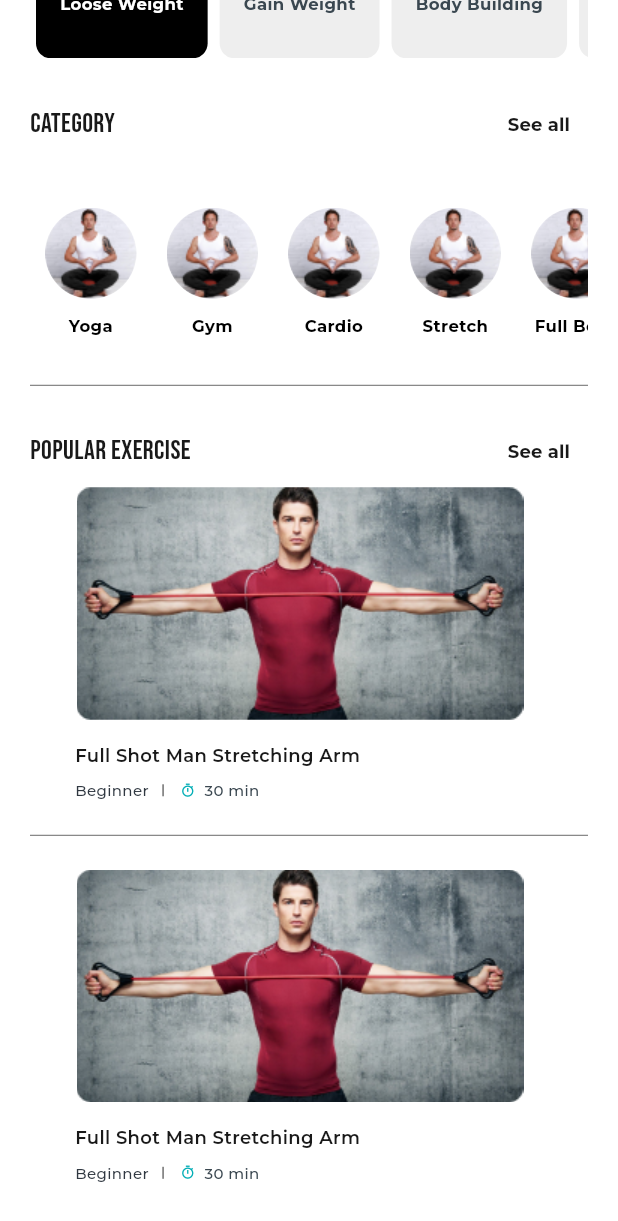
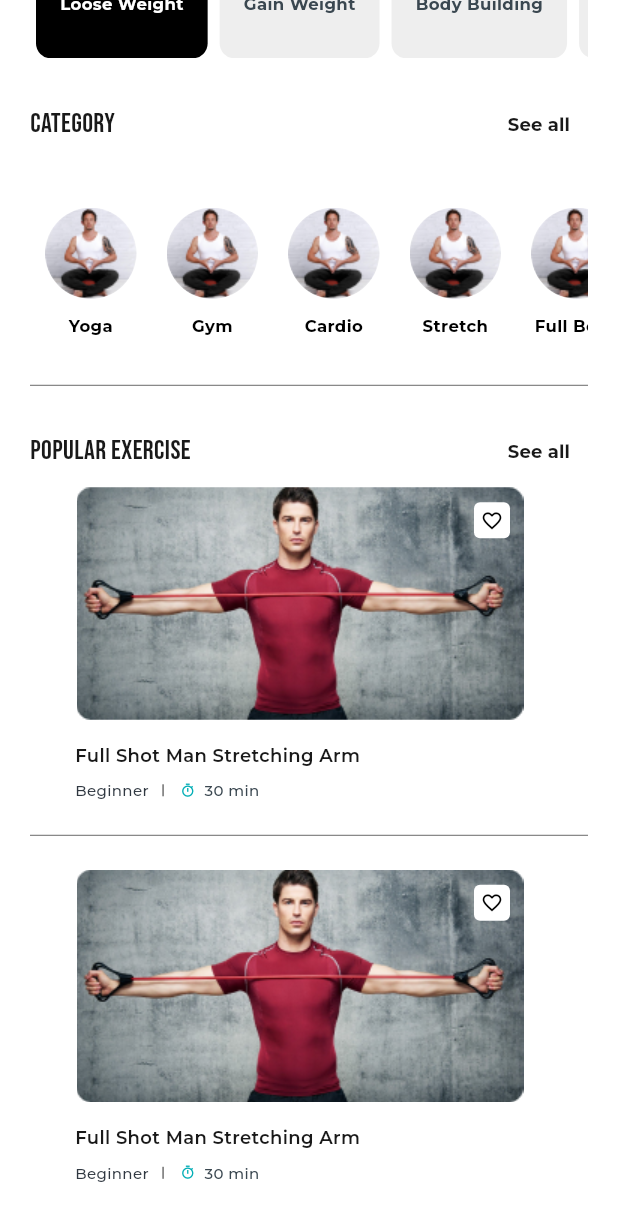
Before and after one commit to Mohamedali0219/FitTrack_App, a Flutter app: the HomeScreen screen opened directly, scrolled down 576 dp, on a phone screen of 412 x 824 dp. Shown: the top 1221 px of the screen. Run offline on Flutter 3.47's test engine with Material 3 defaults, Android fonts, the phone set to English and light mode, and no system bars; our stand-ins replace bloc, country_code_picker, dio, flutter_screenutil, flutter_svg, flutter_zoom_drawer and 1 more; network calls fail; project files that could hold a hidden picture were left out.

Commit message:
add: favorite btn

```diff
--- /dev/null
+++ b/lib/features/favorite_btn/ui/favorite_btn_widget/favorite_btn_widget.dart
@@ -0,0 +1,31 @@
+import 'package:flutter/material.dart';
+
+class FavoriteBtnWidget extends StatelessWidget {
+  const FavoriteBtnWidget({super.key, this.isSelected = false});
+
+  final bool isSelected;
+
+  @override
+  Widget build(BuildContext context) {
+    return Container(
+      height: 24,
+      width: 24,
+      decoration: BoxDecoration(
+        color: Colors.white,
+        borderRadius: BorderRadius.circular(4),
+        shape: BoxShape.rectangle,
+      ),
+      child: isSelected
+          ? const Icon(
+              Icons.favorite,
+              size: 15,
+              color: Color(0xFFFF6079),
+            )
+          : const Icon(
+              Icons.favorite_outline,
+              size: 15,
+              color: Colors.black,
+            ),
+    );
+  }
+}
--- a/lib/features/home/ui/widget/popular_exercise_widget/popular_exercise_items.dart
+++ b/lib/features/home/ui/widget/popular_exercise_widget/popular_exercise_items.dart
@@ -1,4 +1,5 @@
 import 'package:fit_track_app/core/themes/colors_manager.dart';
+import 'package:fit_track_app/features/favorite_btn/ui/favorite_btn_widget/favorite_btn_widget.dart';
 import 'package:flutter/material.dart';
 
 class PopularExerciseItems extends StatefulWidget {
@@ -9,6 +10,7 @@ class PopularExerciseItems extends StatefulWidget {
 }
 
 class _PopularExerciseItemsState extends State<PopularExerciseItems> {
+  bool isSelected = false;
   @override
   Widget build(BuildContext context) {
     return Padding(
@@ -17,15 +19,37 @@ class _PopularExerciseItemsState extends State<PopularExerciseItems> {
         mainAxisAlignment: MainAxisAlignment.start,
         crossAxisAlignment: CrossAxisAlignment.start,
         children: [
+          Stack(
+            alignment: Alignment.topRight,
+            children: [
               Container(
                 width: 300,
                 height: 155,
                 decoration: const ShapeDecoration(
-              image: DecorationImage(image: AssetImage('assets/images/exercise1.png')),
+                  image: DecorationImage(
+                    image: AssetImage('assets/images/exercise1.png'),
+                  ),
                   shape: ContinuousRectangleBorder(),
                 ),
               ),
-          const SizedBox(height: 15,),
+              Padding(
+                padding: const EdgeInsets.only(
+                  top: 10.0,
+                  right: 10.0,
+                ),
+                child: GestureDetector(
+                  onTap: (){
+                    setState(() {
+                      isSelected = !isSelected;
+                    });
+                  },
+                  child: FavoriteBtnWidget(isSelected: isSelected,),),
+              ),
+            ],
+          ),
+          const SizedBox(
+            height: 15,
+          ),
           const Text(
             'Full Shot Man Stretching Arm',
             style: TextStyle(
@@ -35,7 +59,9 @@ class _PopularExerciseItemsState extends State<PopularExerciseItems> {
               fontWeight: FontWeight.w600,
             ),
           ),
-          const SizedBox(height: 8,),
+          const SizedBox(
+            height: 8,
+          ),
           Row(
             crossAxisAlignment: CrossAxisAlignment.center,
             mainAxisAlignment: MainAxisAlignment.start,
@@ -49,15 +75,25 @@ class _PopularExerciseItemsState extends State<PopularExerciseItems> {
                   fontWeight: FontWeight.w500,
                 ),
               ),
-              const SizedBox(width: 9,),
+              const SizedBox(
+                width: 9,
+              ),
               Container(
                 height: 8,
                 width: 1,
                 color: const Color(0xFF707070),
               ),
-              const SizedBox(width: 11,),
-              const Icon(Icons.timer_outlined, color: Color(0xFF00ADB5), size: 10,),
-              const SizedBox(width: 6,),
+              const SizedBox(
+                width: 11,
+              ),
+              const Icon(
+                Icons.timer_outlined,
+                color: Color(0xFF00ADB5),
+                size: 10,
+              ),
+              const SizedBox(
+                width: 6,
+              ),
               const Text(
                 '30 min',
                 style: TextStyle(
```
Lines whose indentation alone changed are shown as unchanged.
